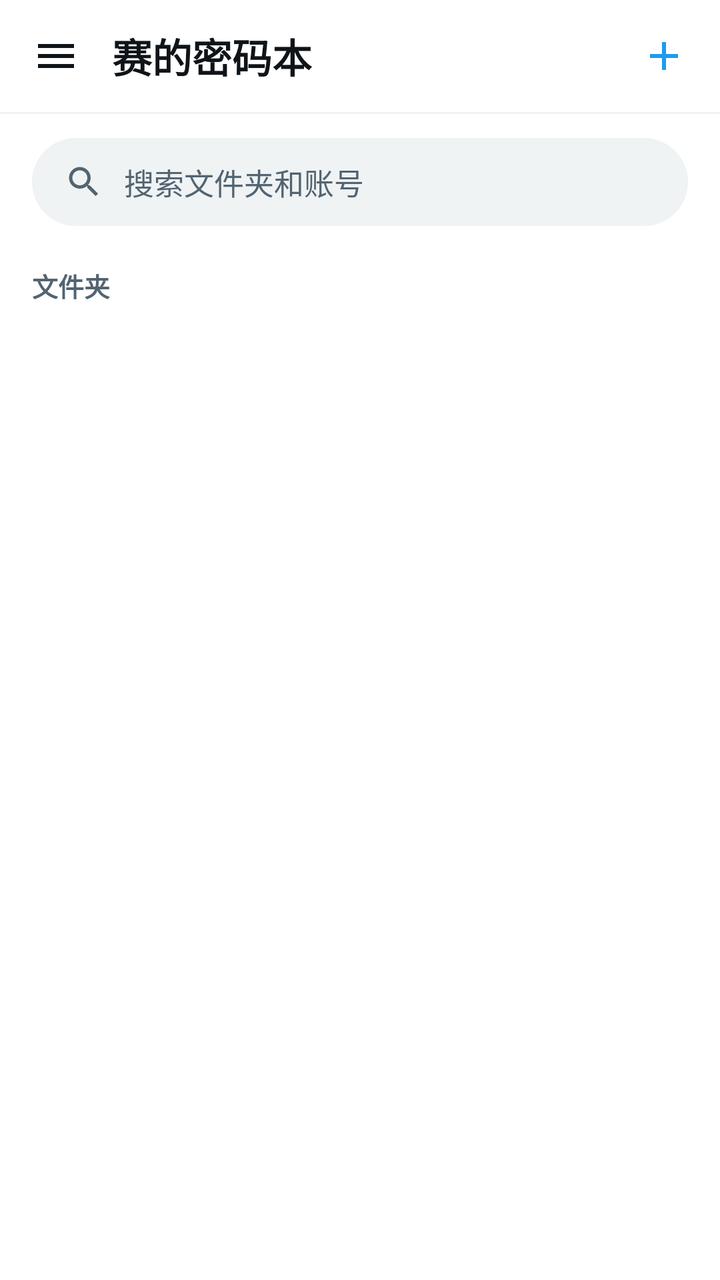
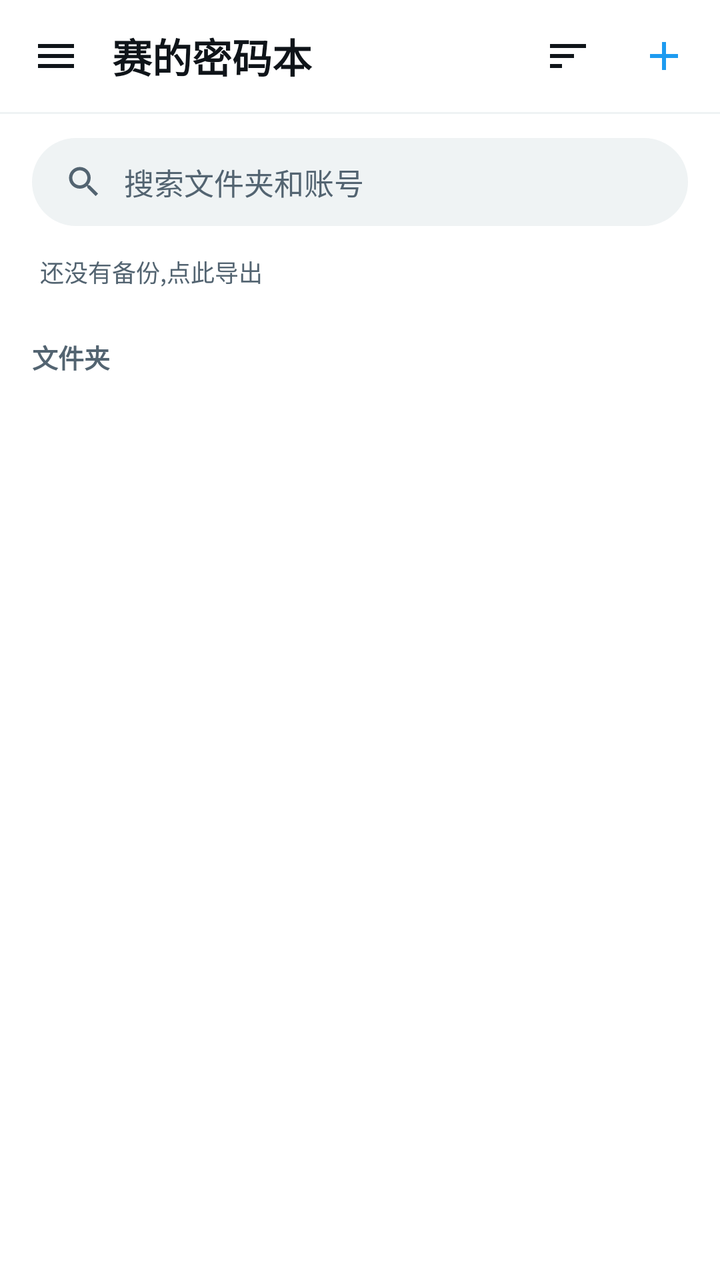

An Android layout rendered at two revisions. The XML below is the earlier revision; the diff shows what the commit changed to produce the second picture.
<!-- AndroidManifest.xml: application theme Theme.SaiAccountNote -->
<!-- res/layout/home_activity.xml -->
<?xml version="1.0" encoding="utf-8"?>
<androidx.drawerlayout.widget.DrawerLayout xmlns:android="http://schemas.android.com/apk/res/android"
    xmlns:app="http://schemas.android.com/apk/res-auto"
    android:id="@+id/drawer_root"
    android:layout_width="match_parent"
    android:layout_height="match_parent">

    <LinearLayout
        android:id="@+id/root_home"
        android:layout_width="match_parent"
        android:layout_height="match_parent"
        android:background="@color/page_bg"
        android:orientation="vertical">

    
    <LinearLayout
        android:layout_width="match_parent"
        android:layout_height="56dp"
        android:gravity="center_vertical"
        android:orientation="horizontal"
        android:paddingStart="4dp"
        android:paddingEnd="4dp">

        <ImageButton
            android:id="@+id/home_menu"
            android:layout_width="48dp"
            android:layout_height="48dp"
            android:background="@null"
            android:contentDescription="菜单"
            android:padding="12dp"
            android:scaleType="centerInside"
            app:srcCompat="@drawable/ic_menu_24"
            app:tint="@color/text_primary" />

        <TextView
            android:id="@+id/home_title"
            android:layout_width="0dp"
            android:layout_height="wrap_content"
            android:layout_marginStart="4dp"
            android:layout_weight="1"
            android:text="赛的密码本"
            android:textColor="@color/text_primary"
            android:textSize="20sp"
            android:textStyle="bold" />

        <ImageButton
            android:id="@+id/home_add"
            android:layout_width="48dp"
            android:layout_height="48dp"
            android:background="@null"
            android:contentDescription="新建文件夹"
            android:padding="12dp"
            android:scaleType="centerInside"
            app:srcCompat="@drawable/ic_add_24"
            app:tint="@color/accent" />
    </LinearLayout>

    <View
        android:layout_width="match_parent"
        android:layout_height="1dp"
        android:background="@color/divider" />

    
    <LinearLayout
        android:id="@+id/home_search_bar"
        android:layout_width="match_parent"
        android:layout_height="44dp"
        android:layout_marginStart="16dp"
        android:layout_marginTop="12dp"
        android:layout_marginEnd="16dp"
        android:background="@drawable/bg_search_pill"
        android:gravity="center_vertical"
        android:orientation="horizontal"
        android:paddingStart="16dp"
        android:paddingEnd="16dp">

        <ImageView
            android:layout_width="20dp"
            android:layout_height="20dp"
            android:contentDescription="搜索"
            app:srcCompat="@drawable/ic_search_24"
            app:tint="@color/text_secondary" />

        <EditText
            android:id="@+id/et_home_search"
            android:layout_width="0dp"
            android:layout_height="match_parent"
            android:layout_marginStart="10dp"
            android:layout_weight="1"
            android:background="@null"
            android:hint="搜索文件夹和账号"
            android:imeOptions="actionSearch"
            android:inputType="text"
            android:maxLines="1"
            android:padding="0dp"
            android:textColor="@color/text_primary"
            android:textColorHint="@color/text_secondary"
            android:textSize="15sp" />
    </LinearLayout>

    
    <TextView
        android:id="@+id/tv_folder_section"
        android:layout_width="wrap_content"
        android:layout_height="wrap_content"
        android:layout_marginStart="16dp"
        android:layout_marginTop="20dp"
        android:layout_marginBottom="4dp"
        android:text="文件夹"
        android:textColor="@color/text_secondary"
        android:textSize="13sp"
        android:textStyle="bold" />

    
    <FrameLayout
        android:layout_width="match_parent"
        android:layout_height="0dp"
        android:layout_weight="1">

        <ScrollView
            android:layout_width="match_parent"
            android:layout_height="match_parent"
            android:overScrollMode="never">

            <LinearLayout
                android:id="@+id/home_table_container"
                android:layout_width="match_parent"
                android:layout_height="wrap_content"
                android:orientation="vertical" />
        </ScrollView>

        <TextView
            android:id="@+id/tv_empty"
            android:layout_width="wrap_content"
            android:layout_height="wrap_content"
            android:layout_gravity="center"
            android:gravity="center"
            android:padding="32dp"
            android:text="还没有文件夹,点右上角 + 新建一个"
            android:textColor="@color/text_hint"
            android:textSize="14sp"
            android:visibility="gone" />
    </FrameLayout>

    </LinearLayout>

    
    <com.google.android.material.navigation.NavigationView
        android:id="@+id/nav_view"
        android:layout_width="280dp"
        android:layout_height="match_parent"
        android:layout_gravity="start"
        android:fitsSystemWindows="false"
        app:headerLayout="@layout/drawer_header"
        app:itemBackground="?attr/selectableItemBackground"
        app:itemIconTint="?attr/colorOnSurfaceVariant"
        app:itemTextColor="?attr/colorOnSurface"
        app:menu="@menu/drawer_menu" />

</androidx.drawerlayout.widget.DrawerLayout>
<!-- res/layout/drawer_header.xml (included above) -->
<?xml version="1.0" encoding="utf-8"?>
<LinearLayout xmlns:android="http://schemas.android.com/apk/res/android"
    xmlns:app="http://schemas.android.com/apk/res-auto"
    android:layout_width="match_parent"
    android:layout_height="wrap_content"
    android:orientation="vertical"
    android:paddingStart="24dp"
    android:paddingTop="32dp"
    android:paddingEnd="24dp"
    android:paddingBottom="20dp">

    <FrameLayout
        android:layout_width="48dp"
        android:layout_height="48dp"
        android:background="@drawable/bg_circle_blue">

        <ImageView
            android:layout_width="26dp"
            android:layout_height="26dp"
            android:layout_gravity="center"
            android:contentDescription="图标"
            app:srcCompat="@drawable/ic_lock_24"
            app:tint="@color/accent" />
    </FrameLayout>

    <TextView
        android:layout_width="wrap_content"
        android:layout_height="wrap_content"
        android:layout_marginTop="14dp"
        android:text="赛的密码本"
        android:textColor="@color/text_primary"
        android:textSize="18sp"
        android:textStyle="bold" />

    <TextView
        android:layout_width="wrap_content"
        android:layout_height="wrap_content"
        android:layout_marginTop="2dp"
        android:text="本地存储 · 仅保存在这台设备"
        android:textColor="@color/text_secondary"
        android:textSize="13sp" />

</LinearLayout>
<!-- resources referenced by this layout -->
<resources>
  <color name="accent">#1D9BF0</color>
  <color name="divider">#EFF3F4</color>
  <color name="page_bg">#FFFFFF</color>
  <color name="text_hint">#9AA6B2</color>
  <color name="text_primary">#0F1419</color>
  <color name="text_secondary">#536471</color>
  <!-- drawable bg_circle_blue (drawable) -->
  <?xml version="1.0" encoding="utf-8"?>
  <shape xmlns:android="http://schemas.android.com/apk/res/android"
      android:shape="oval">
      <solid android:color="@color/accent_soft" />
  </shape>
  <!-- drawable bg_search_pill (drawable) -->
  <?xml version="1.0" encoding="utf-8"?>
  <shape xmlns:android="http://schemas.android.com/apk/res/android"
      android:shape="rectangle">
      <solid android:color="@color/input_bg" />
      <corners android:radius="22dp" />
  </shape>
  <!-- drawable ic_add_24 (drawable) -->
  <vector xmlns:android="http://schemas.android.com/apk/res/android"
      android:width="24dp"
      android:height="24dp"
      android:viewportWidth="24"
      android:viewportHeight="24">
      <path
          android:fillColor="#FF000000"
          android:pathData="M19,13h-6v6h-2v-6H5v-2h6V5h2v6h6v2z" />
  </vector>
  <!-- drawable ic_lock_24 (drawable) -->
  <vector xmlns:android="http://schemas.android.com/apk/res/android"
      android:width="24dp"
      android:height="24dp"
      android:viewportWidth="24"
      android:viewportHeight="24">
      <path
          android:fillColor="#FF000000"
          android:pathData="M18 8h-1V6c0-2.76-2.24-5-5-5S7 3.24 7 6v2H6c-1.1 0-2 .9-2 2v10c0 1.1.9 2 2 2h12c1.1 0 2-.9 2-2V10c0-1.1-.9-2-2-2zM9 6c0-1.66 1.34-3 3-3s3 1.34 3 3v2H9V6zm9 14H6V10h12v10zm-6-3c1.1 0 2-.9 2-2s-.9-2-2-2-2 .9-2 2 .9 2 2 2z" />
  </vector>
  <!-- drawable ic_menu_24 (drawable) -->
  <vector xmlns:android="http://schemas.android.com/apk/res/android"
      android:width="24dp"
      android:height="24dp"
      android:viewportWidth="24"
      android:viewportHeight="24">
      <path
          android:fillColor="#FF000000"
          android:pathData="M3,6H21V8H3V6M3,11H21V13H3V11M3,16H21V18H3V16Z" />
  </vector>
  <!-- drawable ic_search_24 (drawable) -->
  <vector xmlns:android="http://schemas.android.com/apk/res/android"
      android:width="24dp"
      android:height="24dp"
      android:viewportWidth="24"
      android:viewportHeight="24">
      <path
          android:fillColor="#FF000000"
          android:pathData="M15.5,14h-0.79l-0.28,-0.27C15.41,12.59 16,11.11 16,9.5 16,5.91 13.09,3 9.5,3S3,5.91 3,9.5 5.91,16 9.5,16c1.61,0 3.09,-0.59 4.23,-1.57l0.27,0.28v0.79l5,4.99L20.49,19l-4.99,-5zM9.5,14C7.01,14 5,11.99 5,9.5S7.01,5 9.5,5 14,7.01 14,9.5 11.99,14 9.5,14z" />
  </vector>
  <style name="Theme.SaiAccountNote" parent="Base.Theme.SaiAccountNote" />
  <color name="accent_soft">#E8F5FD</color>
  <color name="input_bg">#EFF3F4</color>
  <style name="Base.Theme.SaiAccountNote" parent="Theme.Material3.DayNight.NoActionBar">
          
          <item name="colorPrimary">@color/accent</item>
          <item name="colorOnPrimary">@color/white</item>
          <item name="colorSecondary">@color/accent</item>
          <item name="colorOnSecondary">@color/white</item>
      </style>
  <color name="white">#FFFFFFFF</color>
</resources>

<!-- the commit's change to res/layout/home_activity.xml (unified diff, before → after) -->
@@ -44,6 +44,17 @@
             android:textStyle="bold" />
 
         <ImageButton
+            android:id="@+id/home_sort"
+            android:layout_width="48dp"
+            android:layout_height="48dp"
+            android:background="@null"
+            android:contentDescription="排序"
+            android:padding="12dp"
+            android:scaleType="centerInside"
+            app:srcCompat="@drawable/ic_sort_24"
+            app:tint="@color/text_primary" />
+
+        <ImageButton
             android:id="@+id/home_add"
             android:layout_width="48dp"
             android:layout_height="48dp"
@@ -100,6 +111,24 @@
 
     
     <TextView
+        android:id="@+id/tv_backup_status"
+        android:layout_width="match_parent"
+        android:layout_height="wrap_content"
+        android:layout_marginStart="16dp"
+        android:layout_marginTop="10dp"
+        android:layout_marginEnd="16dp"
+        android:background="?attr/selectableItemBackground"
+        android:maxLines="2"
+        android:paddingStart="4dp"
+        android:paddingTop="4dp"
+        android:paddingEnd="4dp"
+        android:paddingBottom="4dp"
+        android:text="还没有备份,点此导出"
+        android:textColor="@color/text_secondary"
+        android:textSize="12sp" />
+
+    
+    <TextView
         android:id="@+id/tv_folder_section"
         android:layout_width="wrap_content"
         android:layout_height="wrap_content"
@@ -117,17 +146,12 @@
         android:layout_height="0dp"
         android:layout_weight="1">
 
-        <ScrollView
+        <androidx.recyclerview.widget.RecyclerView
+            android:id="@+id/home_recycler"
             android:layout_width="match_parent"
             android:layout_height="match_parent"
-            android:overScrollMode="never">
-
-            <LinearLayout
-                android:id="@+id/home_table_container"
-                android:layout_width="match_parent"
-                android:layout_height="wrap_content"
-                android:orientation="vertical" />
-        </ScrollView>
+            android:clipToPadding="false"
+            android:overScrollMode="never" />
 
         <TextView
             android:id="@+id/tv_empty"
<!-- resource entries referenced after the edit -->
@@ -59,6 +59,17 @@
           android:fillColor="#FF000000"
           android:pathData="M15.5,14h-0.79l-0.28,-0.27C15.41,12.59 16,11.11 16,9.5 16,5.91 13.09,3 9.5,3S3,5.91 3,9.5 5.91,16 9.5,16c1.61,0 3.09,-0.59 4.23,-1.57l0.27,0.28v0.79l5,4.99L20.49,19l-4.99,-5zM9.5,14C7.01,14 5,11.99 5,9.5S7.01,5 9.5,5 14,7.01 14,9.5 11.99,14 9.5,14z" />
   </vector>
+  <!-- drawable ic_sort_24 (drawable) -->
+  <?xml version="1.0" encoding="utf-8"?>
+  <vector xmlns:android="http://schemas.android.com/apk/res/android"
+      android:width="24dp"
+      android:height="24dp"
+      android:viewportWidth="24"
+      android:viewportHeight="24">
+      <path
+          android:fillColor="#000000"
+          android:pathData="M3,18h6v-2H3v2zM3,6v2h18V6H3zM3,13h12v-2H3v2z" />
+  </vector>
   <style name="Theme.SaiAccountNote" parent="Base.Theme.SaiAccountNote" />
   <color name="accent_soft">#E8F5FD</color>
   <color name="input_bg">#EFF3F4</color>
